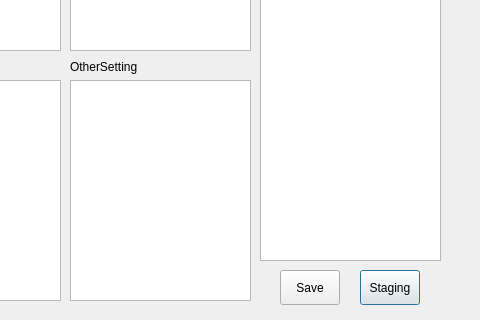
This is methoddialog.ui in zjw939057120/qt as Qt 5 draws it before an edit; both pictures show x 320 to 800 and y 280 to 600 of the 800 by 600 pixel window. The edited form follows.
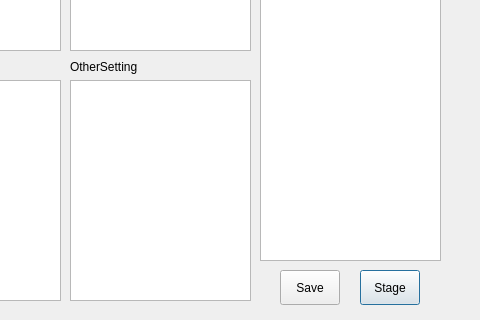
This is the edited form.

The edit to the form file:
```diff
--- a/methoddialog.ui
+++ b/methoddialog.ui
@@ -249,7 +249,7 @@
     </rect>
    </property>
    <property name="text">
-    <string>Staging</string>
+    <string>Stage</string>
    </property>
   </widget>
   <widget class="QPushButton" name="pushButton_Save">
```
Left out of the diff: 2 changed lines with no effect on the pictures.
